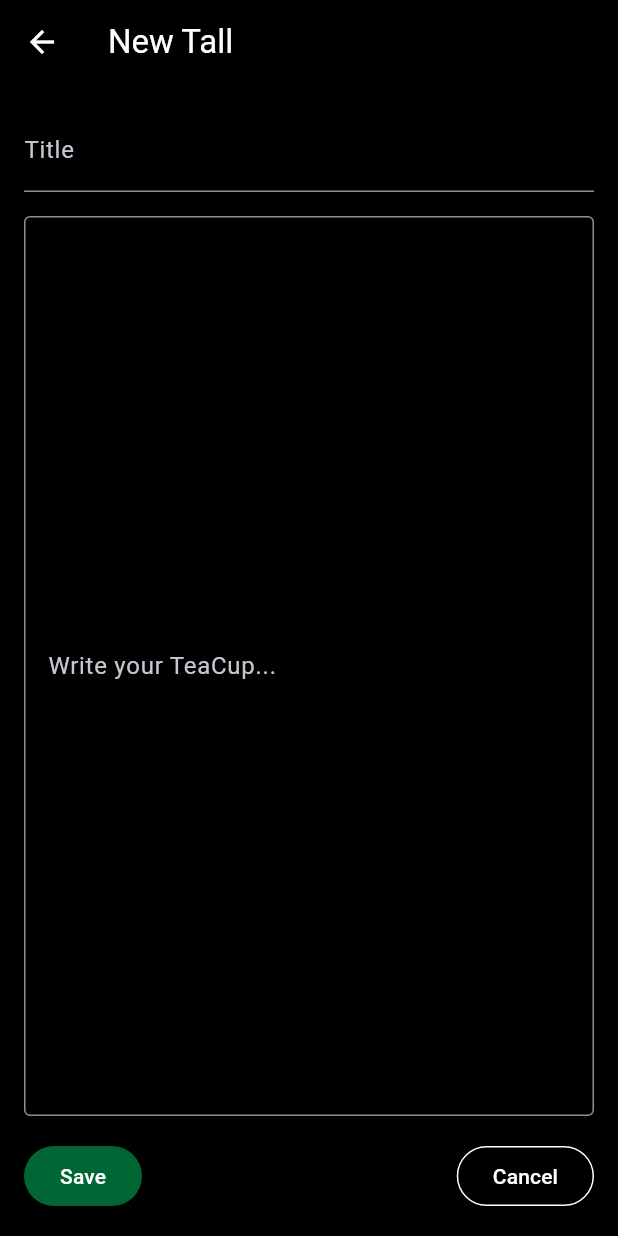
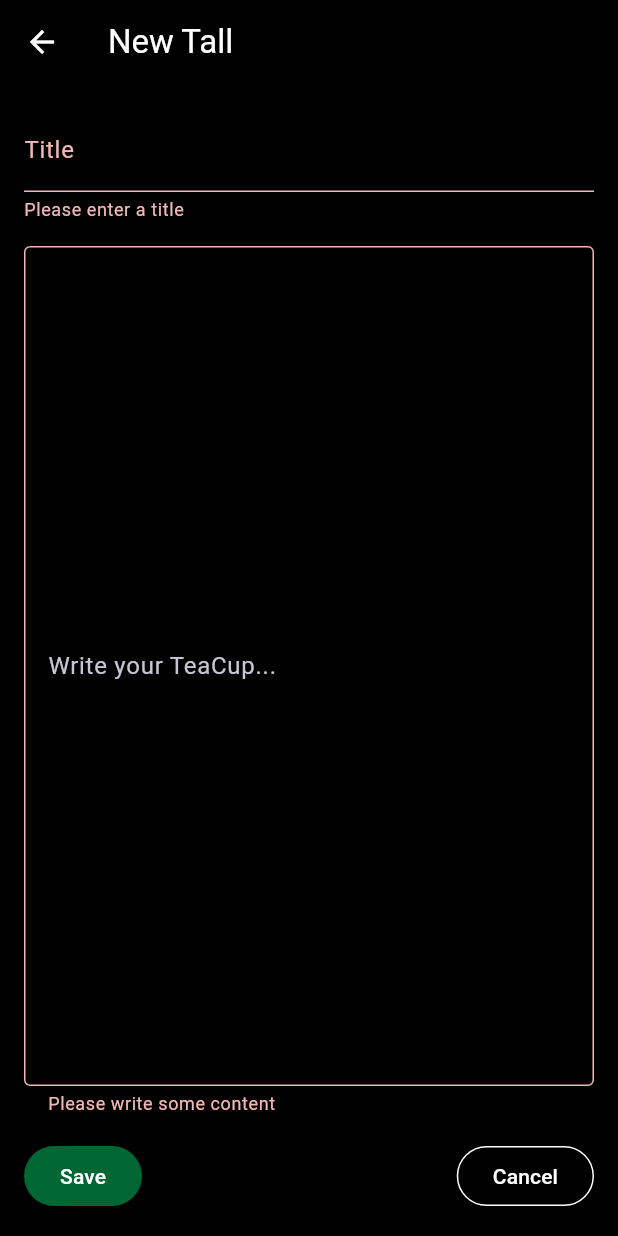
Before and after one commit to rlpvin/teahee, a Flutter app: the EditScreen screen opened directly, after a tap on "Save", on a phone screen of 412 x 824 dp. Run offline on Flutter 3.47's test engine with Material 3 defaults, Android fonts, the phone set to English and light mode, and no system bars; our stand-ins replace file_picker, image_picker, open_filex; missing offline and left inert: flutter_media_metadata, video_thumbnail.

Commit message:
Validation: prevent empty title/body

```diff
--- a/lib/screens/edit_screen.dart
+++ b/lib/screens/edit_screen.dart
@@ -25,6 +25,7 @@
   final StorageService _storageService = StorageService();
   List<String> _mediaPaths = [];
   late String _currentType;
+  final _formKey = GlobalKey<FormState>();
 
   @override
   void initState() {
@@ -43,9 +44,10 @@
   }
 
   Future<void> _save() async {
+    if (!_formKey.currentState!.validate()) return;
+
     final title = _titleController.text.trim();
     final content = _contentController.text.trim();
-    if (title.isEmpty || content.isEmpty) return;
 
     final cup = TeaCup(
       id: widget.teacup?.id ?? const Uuid().v4(),
@@ -115,15 +117,23 @@
       body: SafeArea(
         child: Padding(
           padding: const EdgeInsets.all(16),
+          child: Form(
+            key: _formKey,
             child: Column(
               children: [
-              TextField(
+                TextFormField(
                   controller: _titleController,
                   decoration: const InputDecoration(labelText: "Title"),
+                  validator: (value) {
+                    if (value == null || value.trim().isEmpty) {
+                      return "Please enter a title";
+                    }
+                    return null;
+                  },
                 ),
                 const SizedBox(height: 16),
                 Expanded(
-                child: TextField(
+                  child: TextFormField(
                     controller: _contentController,
                     maxLines: null,
                     expands: true,
@@ -131,6 +141,12 @@
                       hintText: "Write your TeaCup...",
                       border: OutlineInputBorder(),
                     ),
+                    validator: (value) {
+                      if (value == null || value.trim().isEmpty) {
+                        return "Please write some content";
+                      }
+                      return null;
+                    },
                   ),
                 ),
               if (_currentType != "Tall" && _mediaPaths.isNotEmpty)
@@ -236,6 +252,7 @@
           ),
         ),
       ),
+    ),
   );
 }
 }
```
Lines whose indentation alone changed are shown as unchanged.
